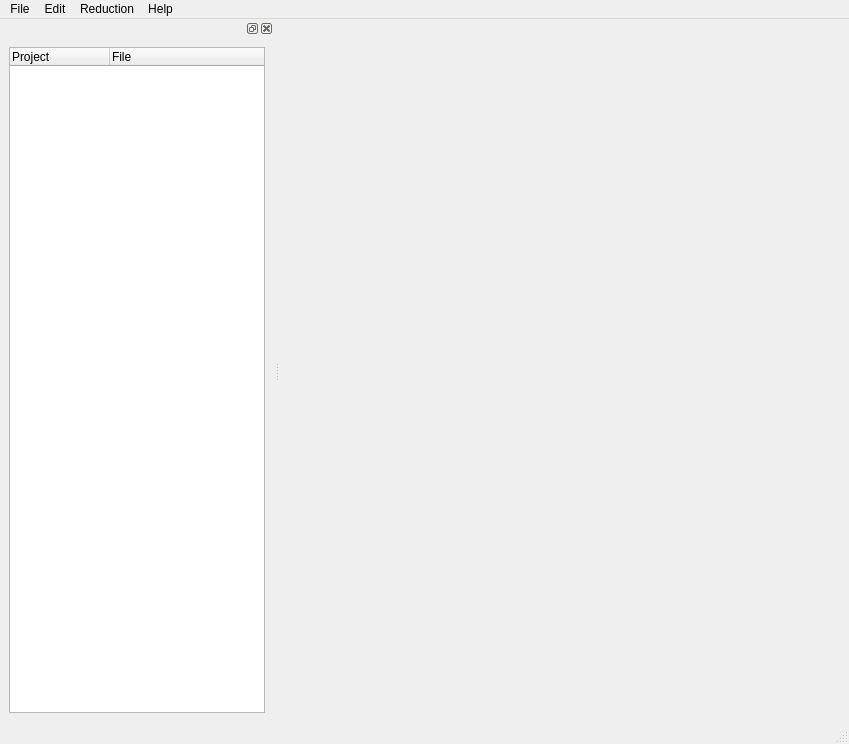
Above: ui/ui_MainWindow.ui from neutrons/PyVDrive before the change. Below: the same form after it.
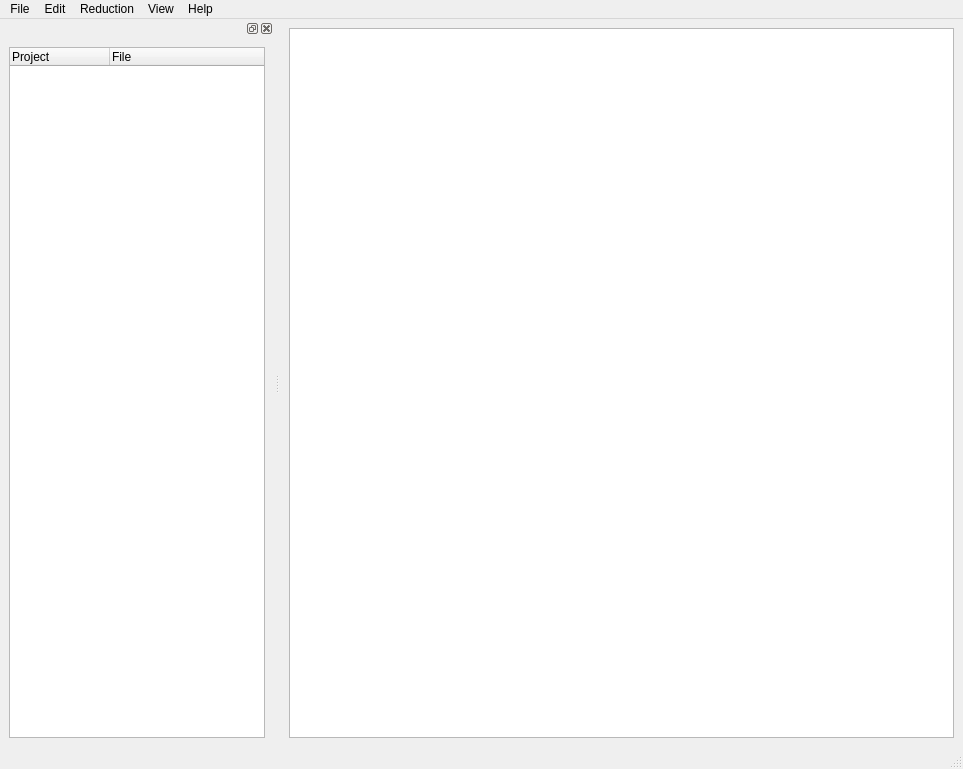
That is the form after the change.

Diff of the .ui file:
```diff
--- a/ui/ui_MainWindow.ui
+++ b/ui/ui_MainWindow.ui
@@ -6,20 +6,26 @@
    <rect>
     <x>0</x>
     <y>0</y>
-    <width>849</width>
-    <height>744</height>
+    <width>963</width>
+    <height>769</height>
    </rect>
   </property>
   <property name="windowTitle">
    <string>MainWindow</string>
   </property>
-  <widget class="QWidget" name="centralwidget"/>
+  <widget class="QWidget" name="centralwidget">
+   <layout class="QGridLayout" name="gridLayout_2">
+    <item row="0" column="0">
+     <widget class="QTableWidget" name="tableWidget_generalInfo"/>
+    </item>
+   </layout>
+  </widget>
   <widget class="QMenuBar" name="menubar">
    <property name="geometry">
     <rect>
      <x>0</x>
      <y>0</y>
-     <width>849</width>
+     <width>963</width>
      <height>25</height>
     </rect>
    </property>
@@ -65,9 +71,16 @@
      <string>Help</string>
     </property>
    </widget>
+   <widget class="QMenu" name="menuView">
+    <property name="title">
+     <string>View</string>
+    </property>
+    <addaction name="actionLog_Window"/>
+   </widget>
    <addaction name="menuVDrive_2_0"/>
    <addaction name="menuEdit"/>
    <addaction name="menuReduction"/>
+   <addaction name="menuView"/>
    <addaction name="menuHelp"/>
   </widget>
   <widget class="QStatusBar" name="statusbar"/>
```
Left out of the diff: 24 changed lines with no effect on the pictures.
